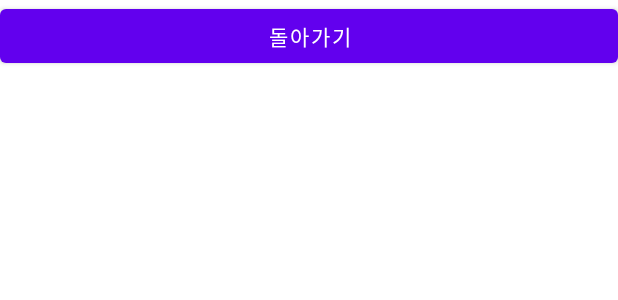
After one commit to Winni-Lina/Ex10_15_18, an Android app: the layout activity_second.xml on its own in the app's theme, with its tools: preview values and no code run, on a phone screen of 412 x 824 dp. The commit adds this screen. Shown: the top 300 px of the screen. Run offline under Robolectric (Android 15) with nearby library versions, the phone set to English and light mode, and no system bars.

Commit message:
Edit SecondActivity.java Commit

```diff
--- a/app/src/main/AndroidManifest.xml
+++ b/app/src/main/AndroidManifest.xml
@@ -9,6 +9,7 @@
         android:roundIcon="@mipmap/ic_launcher_round"
         android:supportsRtl="true"
         android:theme="@style/Theme.Ex10_15_18">
+        <activity android:name=".SecondActivity"></activity>
         <activity android:name=".MainActivity">
             <intent-filter>
                 <action android:name="android.intent.action.MAIN" />
--- /dev/null
+++ b/app/src/main/res/layout/activity_second.xml
@@ -0,0 +1,15 @@
+<?xml version="1.0" encoding="utf-8"?>
+<LinearLayout xmlns:android="http://schemas.android.com/apk/res/android"
+    xmlns:app="http://schemas.android.com/apk/res-auto"
+    xmlns:tools="http://schemas.android.com/tools"
+    android:layout_width="match_parent"
+    android:layout_height="match_parent"
+    tools:context=".SecondActivity">
+
+    <Button
+        android:id="@+id/btn_back"
+        android:layout_width="match_parent"
+        android:layout_height="wrap_content"
+        android:text="@string/btn_back"/>
+
+</LinearLayout>
--- a/app/src/main/res/values/strings.xml
+++ b/app/src/main/res/values/strings.xml
@@ -1,3 +1,7 @@
 <resources>
     <string name="app_name">Ex10_15_18</string>
+    <string name="btn_plus">더하기</string>
+    <string name="btn_back">돌아가기</string>
+    <string name="title_main">MainActivity</string>
+    <string name="title_second">SecondActivity</string>
 </resources>
```
Also changed, not shown: app/src/main/java/kr/hs/emirim/w2026/ex10_15_18/MainActivity.java (+27 -0 lines), app/src/main/java/kr/hs/emirim/w2026/ex10_15_18/SecondActivity.java (added, +36 -0 lines), app/src/main/res/layout/activity_main.xml (+20 -9 lines).
